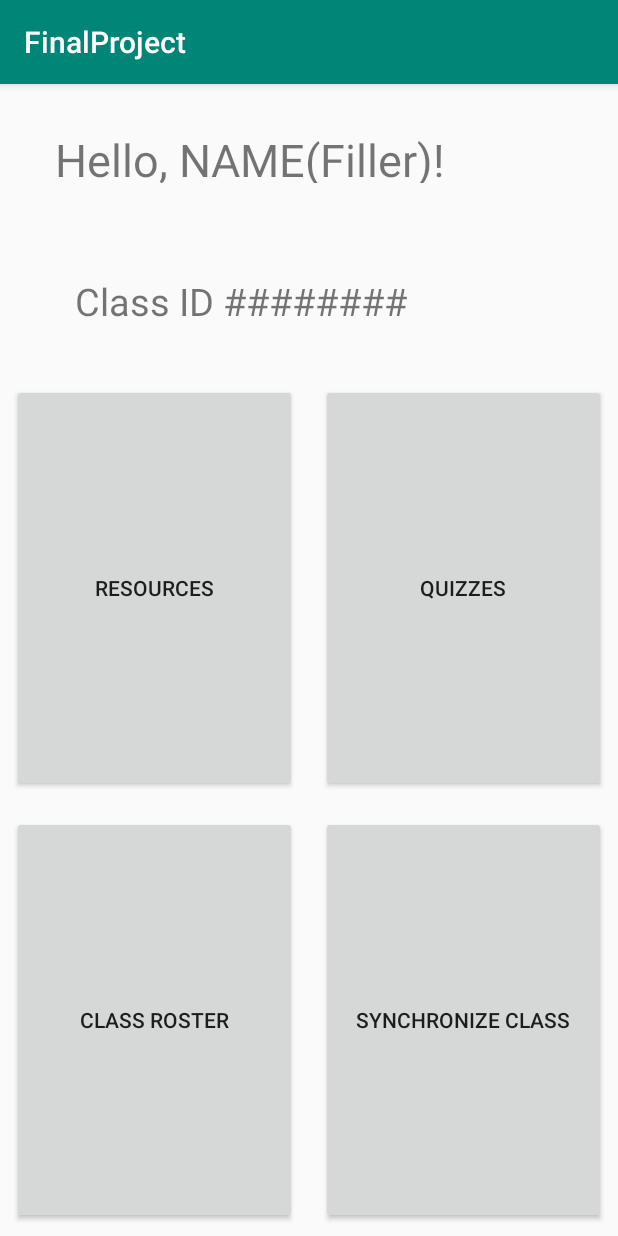
After one commit to berigsby/FinalProject, an Android app: the TeacherMenuActivity screen opened directly, with no data from a screen before it, on a phone screen of 412 x 824 dp. The commit adds this screen. Run offline under Robolectric (Android 15) with nearby library versions, the phone set to English and light mode, and no system bars.

Commit message:
Updated firebase and commented out firebase ( causes my app to crash) Create the Teacher Menu

```diff
--- a/app/build.gradle
+++ b/app/build.gradle
@@ -26,6 +26,7 @@ dependencies {
     testImplementation 'junit:junit:4.12'
     androidTestImplementation 'com.android.support.test:runner:1.0.2'
     androidTestImplementation 'com.android.support.test.espresso:espresso-core:3.0.2'
-    implementation 'com.google.firebase:firebase-database:16.0.1'
-    implementation 'com.google.firebase:firebase-auth:16.0.1'
+    implementation 'com.google.firebase:firebase-database:16.0.5'
+    implementation 'com.google.firebase:firebase-auth:16.0.5'
+    implementation 'com.google.firebase:firebase-core:16.0.4'
 }
--- a/app/src/main/AndroidManifest.xml
+++ b/app/src/main/AndroidManifest.xml
@@ -16,6 +16,7 @@
                 <category android:name="android.intent.category.LAUNCHER" />
             </intent-filter>
         </activity>
+        <activity android:name=".TeacherMenuActivity"></activity>
     </application>
 
 </manifest>
--- a/app/src/main/java/edu/uga/cs4060/finalproject/MainActivity.java
+++ b/app/src/main/java/edu/uga/cs4060/finalproject/MainActivity.java
@@ -1,5 +1,6 @@
 package edu.uga.cs4060.finalproject;
 
+import android.content.Intent;
 import android.support.v7.app.AppCompatActivity;
 import android.os.Bundle;
 import android.util.Log;
@@ -21,7 +22,7 @@ public class MainActivity extends AppCompatActivity {
 
     TextView textView;
     EditText editText;
-    Button button;
+    Button button, testingButton;
 
     DatabaseReference myRef;
 
@@ -34,6 +35,16 @@ public class MainActivity extends AppCompatActivity {
         editText = (EditText) findViewById(R.id.editText);
         button = (Button) findViewById(R.id.button);
 
+        testingButton = (Button) findViewById(R.id.testingButton);
+        testingButton.setOnClickListener(new View.OnClickListener() {
+            @Override
+            public void onClick(View v) {
+                Intent intent = new Intent(getBaseContext(),TeacherMenuActivity.class);
+                startActivity(intent);
+            }
+        });
+
+        /*
         // Write a message to the database
         FirebaseDatabase database = FirebaseDatabase.getInstance();
         myRef = database.getReference("message");
@@ -62,6 +73,7 @@ public class MainActivity extends AppCompatActivity {
                 Log.w(TAG, "Failed to read value.", error.toException());
             }
         });
+        */
 
     }
 
--- /dev/null
+++ b/app/src/main/java/edu/uga/cs4060/finalproject/TeacherMenuActivity.java
@@ -0,0 +1,13 @@
+package edu.uga.cs4060.finalproject;
+
+import android.support.v7.app.AppCompatActivity;
+import android.os.Bundle;
+
+public class TeacherMenuActivity extends AppCompatActivity {
+
+    @Override
+    protected void onCreate(Bundle savedInstanceState) {
+        super.onCreate(savedInstanceState);
+        setContentView(R.layout.activity_teacher_menu);
+    }
+}
--- a/app/src/main/res/layout/activity_main.xml
+++ b/app/src/main/res/layout/activity_main.xml
@@ -47,4 +47,18 @@
         app:layout_constraintStart_toStartOf="parent"
         app:layout_constraintTop_toBottomOf="@+id/editText" />
 
+    <Button
+        android:id="@+id/testingButton"
+        android:layout_width="wrap_content"
+        android:layout_height="wrap_content"
+        android:layout_marginStart="8dp"
+        android:layout_marginLeft="8dp"
+        android:layout_marginEnd="8dp"
+        android:layout_marginRight="8dp"
+        android:layout_marginBottom="8dp"
+        android:text="Testing the teacher Menu"
+        app:layout_constraintBottom_toBottomOf="parent"
+        app:layout_constraintEnd_toEndOf="parent"
+        app:layout_constraintStart_toStartOf="parent" />
+
 </android.support.constraint.ConstraintLayout>
--- /dev/null
+++ b/app/src/main/res/layout/activity_teacher_menu.xml
@@ -0,0 +1,141 @@
+<?xml version="1.0" encoding="utf-8"?>
+<android.support.constraint.ConstraintLayout xmlns:android="http://schemas.android.com/apk/res/android"
+    xmlns:app="http://schemas.android.com/apk/res-auto"
+    xmlns:tools="http://schemas.android.com/tools"
+    android:layout_width="match_parent"
+    android:layout_height="match_parent"
+    tools:context=".TeacherMenuActivity">
+
+    <android.support.constraint.Guideline
+        android:id="@+id/guideline"
+        android:layout_width="wrap_content"
+        android:layout_height="wrap_content"
+        android:orientation="horizontal"
+        app:layout_constraintGuide_percent="0.25" />
+
+    <android.support.constraint.Guideline
+        android:id="@+id/guideline5"
+        android:layout_width="wrap_content"
+        android:layout_height="wrap_content"
+        android:orientation="horizontal"
+        app:layout_constraintGuide_percent="0.125" />
+
+    <android.support.constraint.Guideline
+        android:id="@+id/guideline2"
+        android:layout_width="wrap_content"
+        android:layout_height="wrap_content"
+        android:orientation="horizontal"
+        app:layout_constraintGuide_percent="0.625" />
+
+    <android.support.constraint.Guideline
+        android:id="@+id/guideline3"
+        android:layout_width="wrap_content"
+        android:layout_height="wrap_content"
+        android:orientation="vertical"
+        app:layout_constraintGuide_percent=".5" />
+
+    <android.support.constraint.Guideline
+        android:id="@+id/guideline4"
+        android:layout_width="wrap_content"
+        android:layout_height="wrap_content"
+        android:orientation="vertical"
+        app:layout_constraintGuide_percent="0.07" />
+
+    <TextView
+        android:id="@+id/textView2"
+        android:layout_width="0dp"
+        android:layout_height="34dp"
+        android:layout_marginStart="8dp"
+        android:layout_marginLeft="8dp"
+        android:layout_marginTop="8dp"
+        android:layout_marginEnd="8dp"
+        android:layout_marginRight="8dp"
+        android:layout_marginBottom="8dp"
+        android:text="\tClass ID ########"
+        android:textSize="25sp"
+        app:layout_constraintBottom_toTopOf="@+id/guideline"
+        app:layout_constraintEnd_toEndOf="parent"
+        app:layout_constraintStart_toStartOf="@+id/guideline4"
+        app:layout_constraintTop_toTopOf="@+id/guideline5" />
+
+    <TextView
+        android:id="@+id/bGreetingTeacher"
+        android:layout_width="0dp"
+        android:layout_height="36dp"
+        android:layout_marginStart="8dp"
+        android:layout_marginLeft="8dp"
+        android:layout_marginTop="8dp"
+        android:layout_marginEnd="8dp"
+        android:layout_marginRight="8dp"
+        android:layout_marginBottom="8dp"
+        android:text="Hello, NAME(Filler)!"
+        android:textSize="30sp"
+        app:layout_constraintBottom_toTopOf="@+id/guideline5"
+        app:layout_constraintEnd_toEndOf="parent"
+        app:layout_constraintStart_toStartOf="@+id/guideline4"
+        app:layout_constraintTop_toTopOf="parent" />
+
+    <Button
+        android:id="@+id/bRes"
+        android:layout_width="0dp"
+        android:layout_height="0dp"
+        android:layout_marginStart="8dp"
+        android:layout_marginLeft="8dp"
+        android:layout_marginTop="8dp"
+        android:layout_marginEnd="8dp"
+        android:layout_marginRight="8dp"
+        android:layout_marginBottom="8dp"
+        android:text="Resources"
+        app:layout_constraintBottom_toTopOf="@+id/guideline2"
+        app:layout_constraintEnd_toStartOf="@+id/guideline3"
+        app:layout_constraintStart_toStartOf="parent"
+        app:layout_constraintTop_toTopOf="@+id/guideline" />
+
+    <Button
+        android:id="@+id/bQuizzes"
+        android:layout_width="0dp"
+        android:layout_height="0dp"
+        android:layout_marginStart="8dp"
+        android:layout_marginLeft="8dp"
+        android:layout_marginTop="8dp"
+        android:layout_marginEnd="8dp"
+        android:layout_marginRight="8dp"
+        android:layout_marginBottom="8dp"
+        android:text="Quizzes"
+        app:layout_constraintBottom_toTopOf="@+id/guideline2"
+        app:layout_constraintEnd_toEndOf="parent"
+        app:layout_constraintStart_toStartOf="@+id/guideline3"
+        app:layout_constraintTop_toTopOf="@+id/guideline" />
+
+    <Button
+        android:id="@+id/bClassList"
+        android:layout_width="0dp"
+        android:layout_height="0dp"
+        android:layout_marginStart="8dp"
+        android:layout_marginLeft="8dp"
+        android:layout_marginTop="8dp"
+        android:layout_marginEnd="8dp"
+        android:layout_marginRight="8dp"
+        android:layout_marginBottom="8dp"
+        android:text="Class Roster"
+        app:layout_constraintBottom_toBottomOf="parent"
+        app:layout_constraintEnd_toStartOf="@+id/guideline3"
+        app:layout_constraintStart_toStartOf="parent"
+        app:layout_constraintTop_toTopOf="@+id/guideline2" />
+
+    <Button
+        android:id="@+id/bSync"
+        android:layout_width="0dp"
+        android:layout_height="0dp"
+        android:layout_marginStart="8dp"
+        android:layout_marginLeft="8dp"
+        android:layout_marginTop="8dp"
+        android:layout_marginEnd="8dp"
+        android:layout_marginRight="8dp"
+        android:layout_marginBottom="8dp"
+        android:text="Synchronize Class"
+        app:layout_constraintBottom_toBottomOf="parent"
+        app:layout_constraintEnd_toEndOf="parent"
+        app:layout_constraintStart_toStartOf="@+id/guideline3"
+        app:layout_constraintTop_toTopOf="@+id/guideline2" />
+</android.support.constraint.ConstraintLayout>
```
